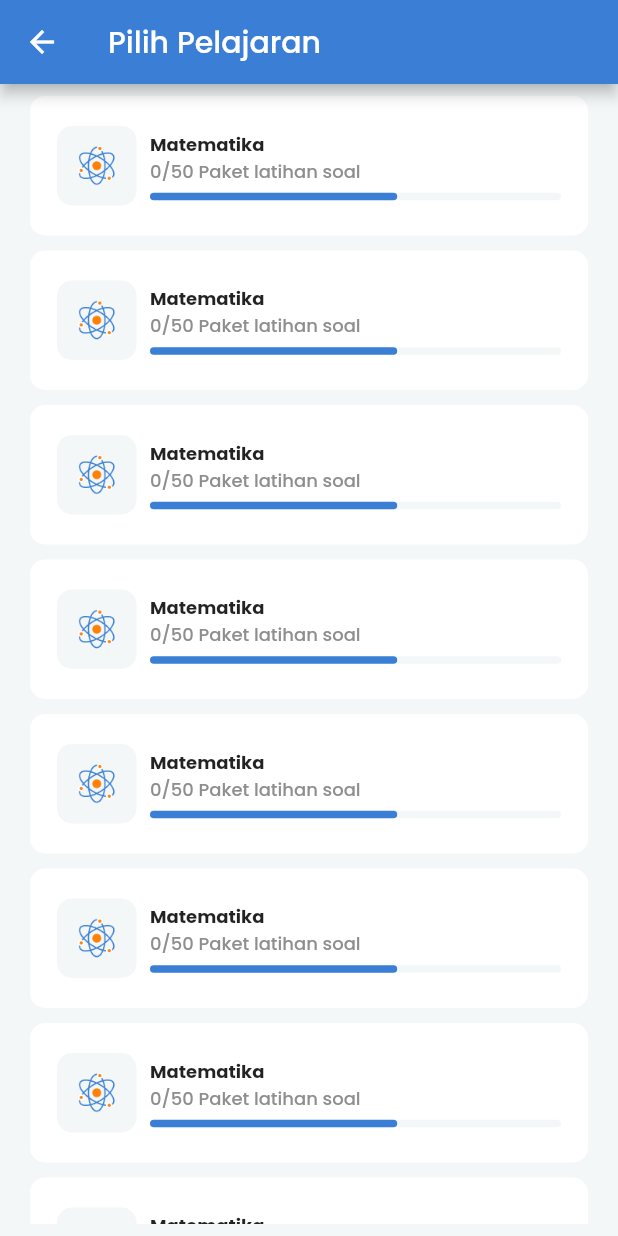
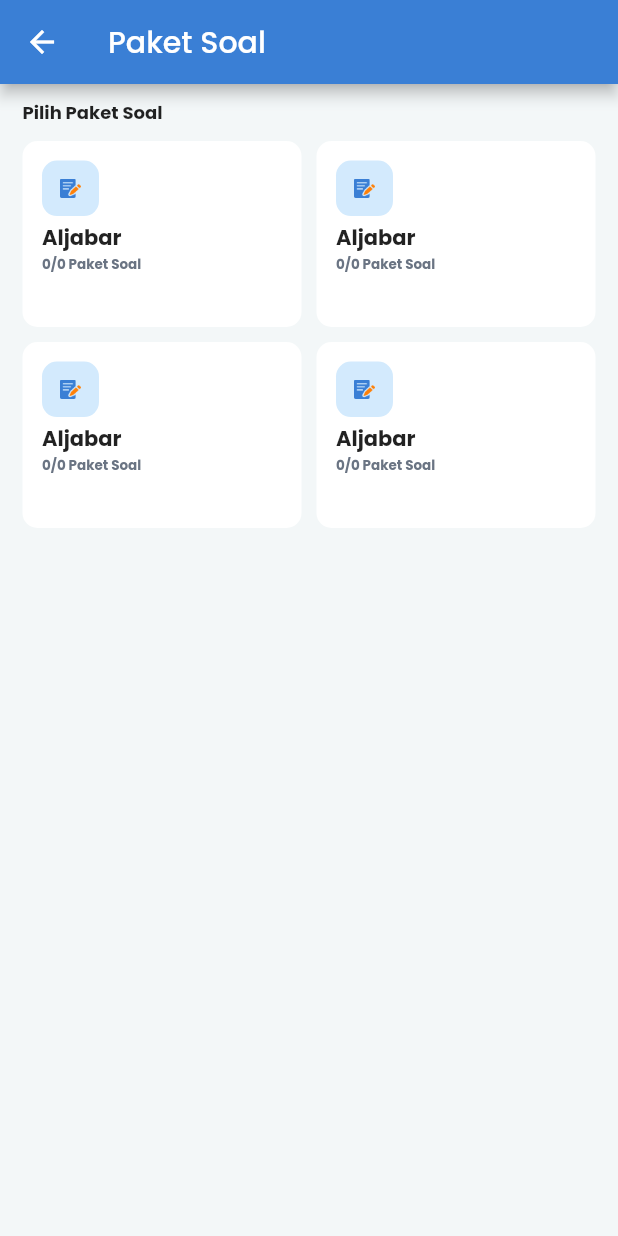
Before and after one commit to mahesawp45/latihan_soal_app, a Flutter app: the MapelScreen screen opened by its route, after a tap on "Matematika", on a phone screen of 412 x 824 dp. Run offline on Flutter 3.47's test engine with Material 2 defaults, Android fonts, the phone set to English and light mode, and no system bars; our stand-ins replace google_fonts.

Commit message:
Create Paket Soal Screen

```diff
--- a/lib/constants/R/app_assets.dart
+++ b/lib/constants/R/app_assets.dart
@@ -11,4 +11,7 @@ class AppASSETS {
   final String homeTopBannerICON = "assets/img_home.png";
   final String atomICON = "assets/ic_atom.png";
   final String homeBannerICON = "assets/img_banner.png";
+
+  // Mapel
+  final String noteICON = "assets/ic_note.png";
 }
--- a/lib/constants/R/app_routes.dart
+++ b/lib/constants/R/app_routes.dart
@@ -8,5 +8,8 @@ class AppRoutesTO {
   final String homeScreen = '/home-screen';
   final String chatScreen = '/chat-screen';
   final String profileScreen = '/profile-screen';
+
+  //Latihan Soal Screen
   final String mapelScreen = '/mapel-screen';
+  final String paketSoalScreen = '/paket-latihan-screen';
 }
--- a/lib/constants/R/app_strings.dart
+++ b/lib/constants/R/app_strings.dart
@@ -6,8 +6,13 @@ class AppSTRINGS {
   final String loginWithGoogleText = 'Masuk dengan Google';
   final String loginWithAppleIDText = 'Masuk dengan Apple ID';
   final String daftarText = 'DAFTAR';
+
+  // Home
   final String homeTopBannerText = 'Mau kerjain soal apa hari ini?';
   final String pilihPelajaranText = 'Pilih Pelajaran';
   final String lihatSemuaText = 'Lihat Semua';
   final String terbaruText = 'Terbaru';
+
+  // Mapel
+  final String pilihPaketSoalText = 'Pilih Paket Soal';
 }
--- a/lib/main.dart
+++ b/lib/main.dart
@@ -5,6 +5,7 @@ import 'package:latihan_soal_app/views/login_screen.dart';
 import 'package:latihan_soal_app/views/main/discussion/chat_screen.dart';
 import 'package:latihan_soal_app/views/main/latihan_soal/home_screen.dart';
 import 'package:latihan_soal_app/views/main/latihan_soal/mapel_screen.dart';
+import 'package:latihan_soal_app/views/main/latihan_soal/paket_soal_screen.dart';
 import 'package:latihan_soal_app/views/main/profile/profile_screen.dart';
 import 'package:latihan_soal_app/views/main_screen.dart';
 import 'package:latihan_soal_app/views/register_screen.dart';
@@ -35,14 +36,20 @@ class MyApp extends StatelessWidget {
       ),
       initialRoute: R.appRoutesTO.splashScreen,
       routes: {
+        // Splash, Login, Register
         R.appRoutesTO.splashScreen: (context) => const SplashScreen(),
         R.appRoutesTO.loginScreen: (context) => const LoginScreen(),
         R.appRoutesTO.registerScreen: (context) => const RegisterScreen(),
+
+        // Home
         R.appRoutesTO.mainScreen: (context) => const MainScreen(),
         R.appRoutesTO.homeScreen: (context) => const HomeScreen(),
         R.appRoutesTO.chatScreen: (context) => const ChatScreen(),
         R.appRoutesTO.profileScreen: (context) => const ProfileScreen(),
+
+        // Latihan soal
         R.appRoutesTO.mapelScreen: (context) => const MapelScreen(),
+        R.appRoutesTO.paketSoalScreen: (context) => const PaketSoalScreen(),
       },
     );
   }
--- a/lib/views/main/latihan_soal/mapel_screen.dart
+++ b/lib/views/main/latihan_soal/mapel_screen.dart
@@ -17,7 +17,9 @@ class MapelScreen extends StatelessWidget {
           itemCount: 15,
           itemBuilder: (context, index) {
             return GestureDetector(
-              onTap: () {},
+              onTap: () {
+                Navigator.pushNamed(context, R.appRoutesTO.paketSoalScreen);
+              },
               child: const MapelWidget(),
             );
           },
--- /dev/null
+++ b/lib/views/main/latihan_soal/paket_soal_screen.dart
@@ -0,0 +1,99 @@
+import 'package:flutter/material.dart';
+import 'package:latihan_soal_app/constants/r.dart';
+
+class PaketSoalScreen extends StatefulWidget {
+  const PaketSoalScreen({Key? key}) : super(key: key);
+
+  @override
+  State<PaketSoalScreen> createState() => _PaketSoalScreenState();
+}
+
+class _PaketSoalScreenState extends State<PaketSoalScreen> {
+  @override
+  Widget build(BuildContext context) {
+    return Scaffold(
+      appBar: AppBar(
+        title: const Text('Paket Soal'),
+      ),
+      body: Padding(
+        padding: const EdgeInsets.symmetric(horizontal: 15, vertical: 10),
+        child: Column(
+          crossAxisAlignment: CrossAxisAlignment.start,
+          children: [
+            Text(
+              R.appSTRINGS.pilihPaketSoalText,
+              style: const TextStyle(
+                fontWeight: FontWeight.bold,
+                fontSize: 12,
+              ),
+            ),
+            const SizedBox(height: 10),
+            // Kalau pakai Grid, List view yang ada didalam sebuah widget harus di wrap pakai expanded
+            Expanded(
+              child: GridView.count(
+                crossAxisCount: 2,
+                mainAxisSpacing: 10,
+                crossAxisSpacing: 10,
+                childAspectRatio: 3 / 2,
+                children: const [
+                  PaketSoalWidget(),
+                  PaketSoalWidget(),
+                  PaketSoalWidget(),
+                  PaketSoalWidget(),
+                ],
+              ),
+            ),
+          ],
+        ),
+      ),
+    );
+  }
+}
+
+class PaketSoalWidget extends StatelessWidget {
+  const PaketSoalWidget({
+    Key? key,
+  }) : super(key: key);
+
+  @override
+  Widget build(BuildContext context) {
+    return Container(
+      padding: const EdgeInsets.all(13),
+      decoration: BoxDecoration(
+        borderRadius: BorderRadius.circular(10),
+        color: Colors.white,
+      ),
+      child: Column(
+        crossAxisAlignment: CrossAxisAlignment.start,
+        children: [
+          Container(
+            padding: const EdgeInsets.all(12),
+            decoration: BoxDecoration(
+              color: Colors.blue.withOpacity(0.2),
+              borderRadius: BorderRadius.circular(10),
+            ),
+            child: Image.asset(
+              R.appASSETS.noteICON,
+              width: 14,
+            ),
+          ),
+          const SizedBox(height: 4),
+          const Text(
+            'Aljabar',
+            style: TextStyle(
+              fontWeight: FontWeight.bold,
+            ),
+          ),
+          Text(
+            '0/0 Paket Soal',
+            style: TextStyle(
+              fontWeight: FontWeight.bold,
+              fontSize: 9,
+              color: R.appCOLORS.greySubtitleColor,
+            ),
+          ),
+        ],
+      ),
+    );
+  }
+}
```
